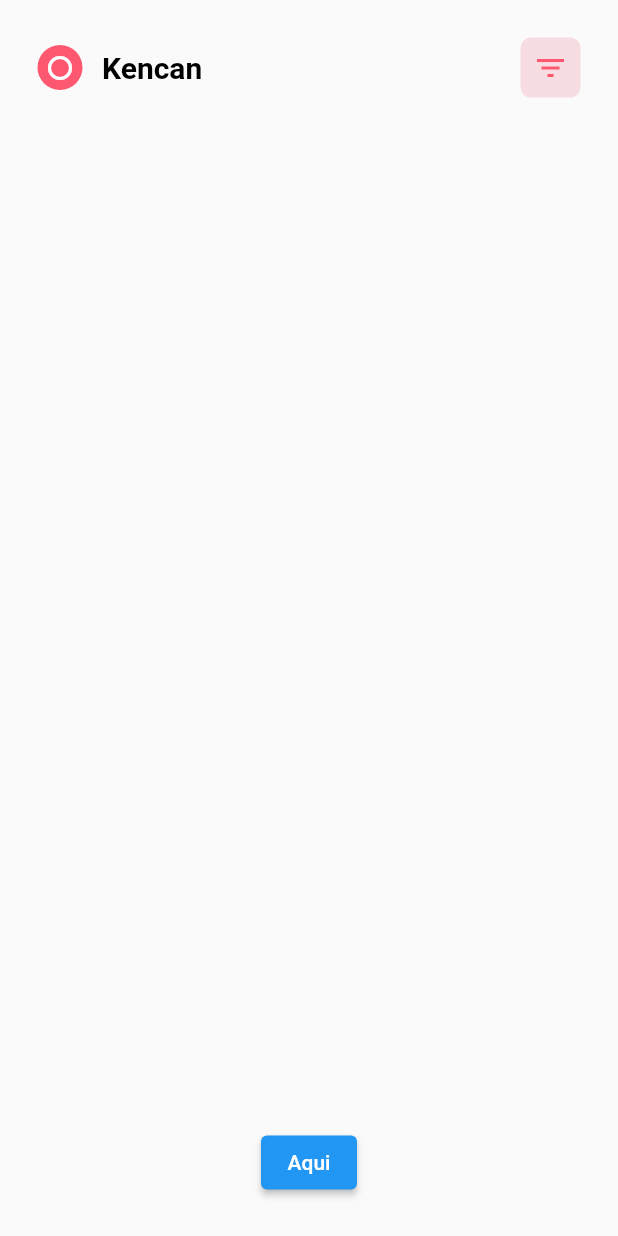
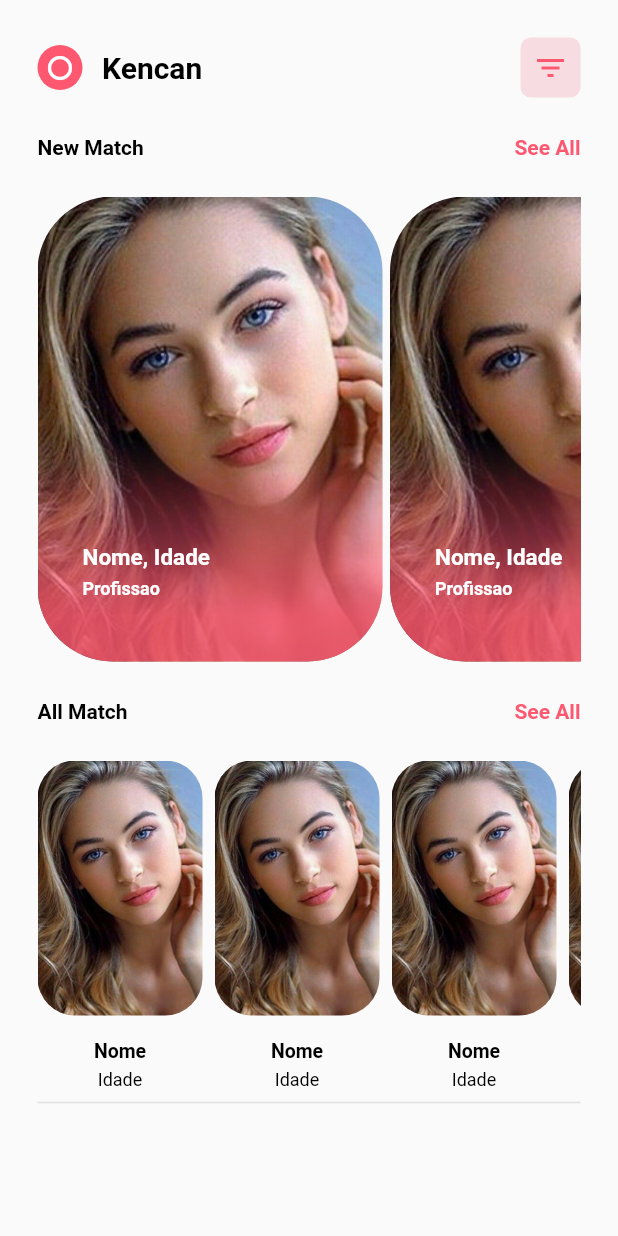
Before and after one commit to paulofreiire/nuapp, a Flutter app: the MatchScreen screen opened directly, on a phone screen of 412 x 824 dp. Run offline on Flutter 3.47's test engine with Material 2 defaults, Android fonts, the phone set to English and light mode, and no system bars.

Commit message:
Match Screen implemented

```diff
--- a/lib/ui/views/match/match_screen.dart
+++ b/lib/ui/views/match/match_screen.dart
@@ -1,5 +1,7 @@
 import 'package:flutter/material.dart';
 import 'package:nuapp/teste.dart';
+import 'package:nuapp/ui/views/match/widgets/card_small_widget.dart';
+import 'package:nuapp/ui/views/match/widgets/card_widget.dart';
 import 'package:nuapp/utils/colors_utils.dart';
 
 import '../../../model/perfil_user.dart';
@@ -68,14 +70,16 @@ class _MatchScreenState extends State<MatchScreen> {
     final size = MediaQuery.of(context).size;
     return Scaffold(
       body: SafeArea(
+          child: SingleChildScrollView(
+        scrollDirection: Axis.vertical,
         child: Container(
           alignment: Alignment.center,
           width: size.width,
           height: size.height,
           padding: const EdgeInsets.symmetric(horizontal: 25, vertical: 25),
           child: Column(
-          mainAxisAlignment: MainAxisAlignment.spaceBetween,
             children: [
+              // Container Header Custom
               Row(
                 mainAxisAlignment: MainAxisAlignment.spaceBetween,
                 children: [
@@ -86,7 +90,8 @@ class _MatchScreenState extends State<MatchScreen> {
                         height: 30,
                         decoration: const BoxDecoration(
                             color: Palette.primaryColor,
-                          borderRadius: BorderRadius.all(Radius.circular(20))),
+                            borderRadius:
+                                BorderRadius.all(Radius.circular(20))),
                         child: const Icon(
                           Icons.fiber_manual_record_outlined,
                           color: Colors.white,
@@ -116,13 +121,81 @@ class _MatchScreenState extends State<MatchScreen> {
                       ))
                 ],
               ),
-            ElevatedButton(
-                onPressed: () {
-                  Navigator.of(context).push(MaterialPageRoute(
-                      builder: (context) =>   TestePage()));
+              // New Match See All
+              Padding(
+                padding: EdgeInsets.symmetric(vertical: 25),
+                child: Row(
+                  mainAxisAlignment: MainAxisAlignment.spaceBetween,
+                  children: const [
+                    Text(
+                      "New Match",
+                      style: TextStyle(
+                          color: Colors.black, fontWeight: FontWeight.bold),
+                    ),
+                    Text(
+                      "See All",
+                      style: TextStyle(
+                          color: Palette.primaryColor,
+                          fontWeight: FontWeight.bold),
+                    )
+                  ],
+                ),
+              ),
+              // ListCardBig
+              SizedBox(
+                height: 310,
+                width: size.width,
+                child: ListView.separated(
+                  scrollDirection: Axis.horizontal,
+                  shrinkWrap: true,
+                  itemCount: 52,
+                  itemBuilder: (BuildContext context, int index) {
+                    return const CardListWidget();
                   },
-                child: Text("Aqui"))
+                  separatorBuilder: (_, index) => const SizedBox(width: 5),
+                ),
+              ),
+              // All Match See All Row
+              Padding(
+                padding: EdgeInsets.symmetric(vertical: 25),
+                child: Row(
+                  mainAxisAlignment: MainAxisAlignment.spaceBetween,
+                  children: const [
+                    Text(
+                      "All Match",
+                      style: TextStyle(
+                          color: Colors.black, fontWeight: FontWeight.bold),
+                    ),
+                    Text(
+                      "See All",
+                      style: TextStyle(
+                          color: Palette.primaryColor,
+                          fontWeight: FontWeight.bold),
+                    )
                   ],
+                ),
+              ),
+              // ListCardSmall
+              SizedBox(
+                height: 220,
+                width: size.width,
+                child: ListView.separated(
+                  scrollDirection: Axis.horizontal,
+                  shrinkWrap: true,
+                  itemCount: 52,
+                  itemBuilder: (BuildContext context, int index) {
+                    return const CardSmallListWidget();
+                  },
+                  separatorBuilder: (_, index) => const SizedBox(width: 8),
+                ),
+              ),
+              //Divider
+              Divider(
+                color: Colors.grey.shade300,
+                thickness: 1,
+              )
+            ],
+          ),
         ),
       )),
     );
--- /dev/null
+++ b/lib/ui/views/match/widgets/card_small_widget.dart
@@ -0,0 +1,46 @@
+import 'package:flutter/material.dart';
+import 'package:nuapp/utils/colors_utils.dart';
+
+class CardSmallListWidget extends StatelessWidget {
+  const CardSmallListWidget({super.key});
+
+  @override
+  Widget build(BuildContext context) {
+    return Column(
+      mainAxisAlignment: MainAxisAlignment.spaceBetween,
+      children: [
+        ClipRRect(
+          borderRadius: BorderRadius.circular(25),
+          child: Image.asset(
+            'assets/images/examples2.jpg',
+            height: 170,
+            width: 110,
+            fit: BoxFit.cover,
+          ),
+        ),
+        Column(
+          mainAxisAlignment: MainAxisAlignment.spaceAround,
+          children: const [
+            Text(
+              "Nome",
+              style: TextStyle(
+                  fontSize: 13,
+                  color: Colors.black,
+                  fontWeight: FontWeight.bold),
+            ),
+            SizedBox(
+              height: 5,
+            ),
+            Text(
+              "Idade",
+              style: TextStyle(
+                fontSize: 12,
+                color: Colors.black,
+              ),
+            )
+          ],
+        )
+      ],
+    );
+  }
+}
--- /dev/null
+++ b/lib/ui/views/match/widgets/card_widget.dart
@@ -0,0 +1,74 @@
+import 'package:flutter/material.dart';
+import 'package:nuapp/utils/colors_utils.dart';
+
+class CardListWidget extends StatelessWidget {
+  const CardListWidget({super.key});
+
+  @override
+  Widget build(BuildContext context) {
+    return Stack(
+      children: [
+        ClipRRect(
+          borderRadius: BorderRadius.circular(50),
+          child: Image.asset(
+            'assets/images/examples2.jpg',
+            height: 310,
+            width: 230,
+            fit: BoxFit.cover,
+          ),
+        ),
+        Column(
+          mainAxisAlignment: MainAxisAlignment.end,
+          children: [
+            Container(
+              height: 150,
+              width: 230,
+              decoration: BoxDecoration(
+                borderRadius: const BorderRadius.only(
+                    bottomLeft: Radius.circular(50),
+                    bottomRight: Radius.circular(50)),
+                gradient: LinearGradient(
+                  begin: const Alignment(0.0, -1.0),
+                  end: const Alignment(0.0, 0.6),
+                  colors: [
+                    const Color.fromARGB(0, 179, 120, 119),
+                    Palette.primaryColor.withOpacity(0.2),
+                    Palette.primaryColor.withOpacity(0.4),
+                    Palette.primaryColor.withOpacity(0.6),
+                    Palette.primaryColor.withOpacity(0.8),
+                  ],
+                ),
+              ),
+              child: Padding(
+                padding: const EdgeInsets.only(top: 30, left: 30),
+                child: (Column(
+                  crossAxisAlignment: CrossAxisAlignment.start,
+                  mainAxisAlignment: MainAxisAlignment.center,
+                  children: const [
+                    Text(
+                      "Nome, Idade",
+                      style: TextStyle(
+                          fontSize: 15,
+                          color: Colors.white,
+                          fontWeight: FontWeight.bold),
+                    ),
+                    SizedBox(
+                      height: 5,
+                    ),
+                    Text(
+                      "Profissao",
+                      style: TextStyle(
+                          fontSize: 12,
+                          color: Colors.white,
+                          fontWeight: FontWeight.bold),
+                    )
+                  ],
+                )),
+              ),
+            ),
+          ],
+        ),
+      ],
+    );
+  }
+}
```
Lines whose indentation alone changed are shown as unchanged.
